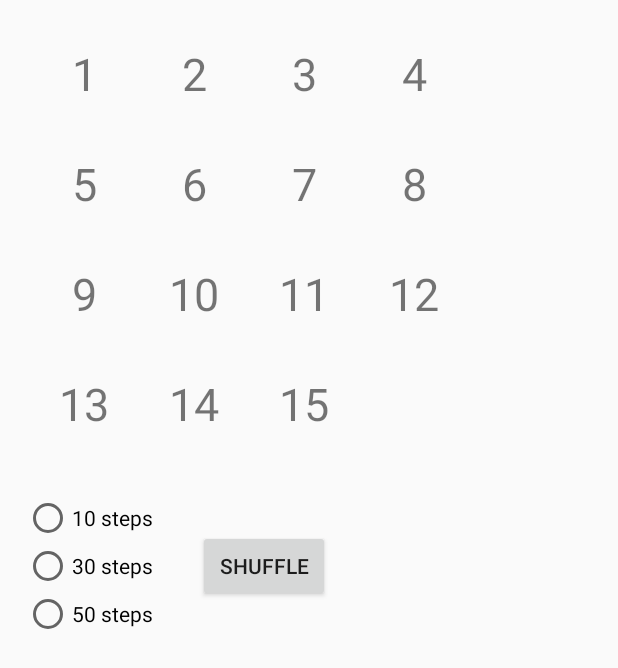
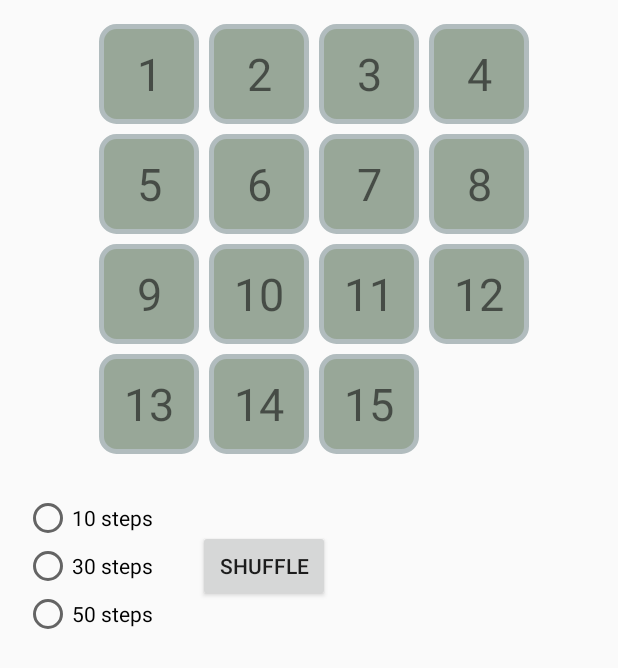
Before and after one commit to sanyoca/Puzzle15, an Android app: the screen it shows after launch (MainActivity), on a phone screen of 412 x 824 dp. Shown: the top 668 px of the screen. Run offline under Robolectric (Android 15) with nearby library versions, the phone set to English and light mode, and no system bars.

Commit message:
Version 0.13
- added a nice, rounded corner background to the tiles

```diff
--- a/app/src/main/java/com/example/sanya/puzzle15/MainActivity.java
+++ b/app/src/main/java/com/example/sanya/puzzle15/MainActivity.java
@@ -1,8 +1,8 @@
 package com.example.sanya.puzzle15;
 
 import android.content.pm.ActivityInfo;
+import android.os.Bundle;
 import android.support.v7.app.AppCompatActivity;
-import android.os.Bundle;
 import android.view.Gravity;
 import android.view.View;
 import android.widget.LinearLayout;
@@ -10,9 +10,9 @@ import android.widget.TextView;
 import android.widget.Toast;
 
 public class MainActivity extends AppCompatActivity {
-    board gameTable;
-    int mStepsToFlush = 10;
-    boolean inGame = false;
+    private board gameTable;
+    private int mStepsToFlush = 10;
+    private boolean inGame = false;
 
     @Override
     protected void onCreate(Bundle savedInstanceState) {
@@ -37,7 +37,7 @@ public class MainActivity extends AppCompatActivity {
     public void showTable() {
         int col, row;
         LinearLayout rowLayout;
-        // erase all previous children layout
+        // erase all previous children from the layouts
         rowLayout = (LinearLayout) findViewById(R.id.row1);
         rowLayout.removeAllViewsInLayout();
         rowLayout = (LinearLayout) findViewById(R.id.row2);
@@ -80,15 +80,13 @@ public class MainActivity extends AppCompatActivity {
                 LinearLayout ll = new LinearLayout(this);
                 LinearLayout.LayoutParams layoutParams = new LinearLayout.LayoutParams(100, 100);
                 layoutParams.setMargins(10, 0, 0, 10);
-                //newTile.setLayoutParams(new LinearLayout.LayoutParams(220, 220));
                 newTile.setLayoutParams(layoutParams);
                 newTile.setGravity(Gravity.CENTER_HORIZONTAL | Gravity.CENTER_VERTICAL);
-                // only api 17+
-                // newTile.setId(View.generateViewId());
                 newTile.setTag(String.valueOf(e));
                 newTile.setOnClickListener(gameTable);
-                // only api 23+
-                // newTile.setBackgroundColor(colorResId);
+                if(!e.equals(" ")) {
+                    newTile.setBackgroundResource(R.drawable.roundedcorners);
+                }
                 rowLayout.addView(newTile);
             }
         }
--- /dev/null
+++ b/app/src/main/res/drawable/roundedcorners.xml
@@ -0,0 +1,7 @@
+<?xml version="1.0" encoding="UTF-8"?>
+<shape xmlns:android="http://schemas.android.com/apk/res/android">
+    <solid android:color="#ff98a798"/>
+    <stroke android:width="3dip" android:color="#B1BCBE" />
+    <corners android:radius="10dip"/>
+    <padding android:left="0dip" android:top="0dip" android:right="0dip" android:bottom="0dip" />
+</shape>
--- a/app/src/main/res/values/styles.xml
+++ b/app/src/main/res/values/styles.xml
@@ -9,8 +9,9 @@
     </style>
 
     <style name="rowlayouts">
-        <item name="android:layout_width">wrap_content</item>
+        <item name="android:layout_width">match_parent</item>
         <item name="android:layout_height">wrap_content</item>
+        <item name="android:gravity">center_horizontal</item>
         <item name="android:orientation">horizontal</item>
     </style>
 
```
